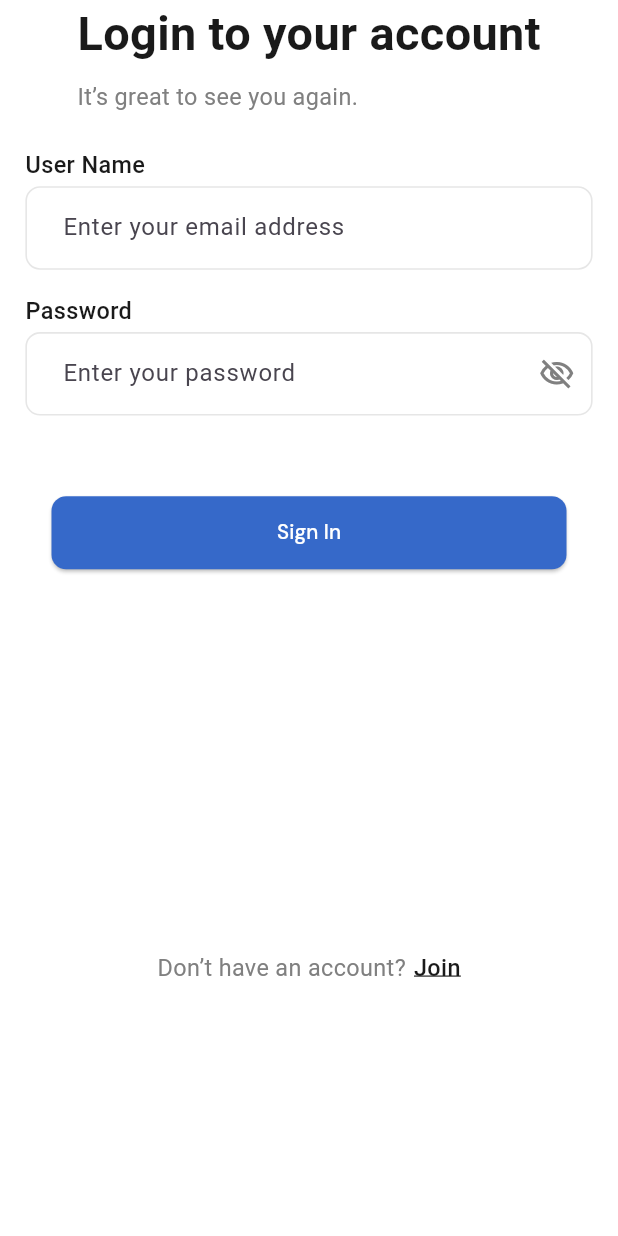
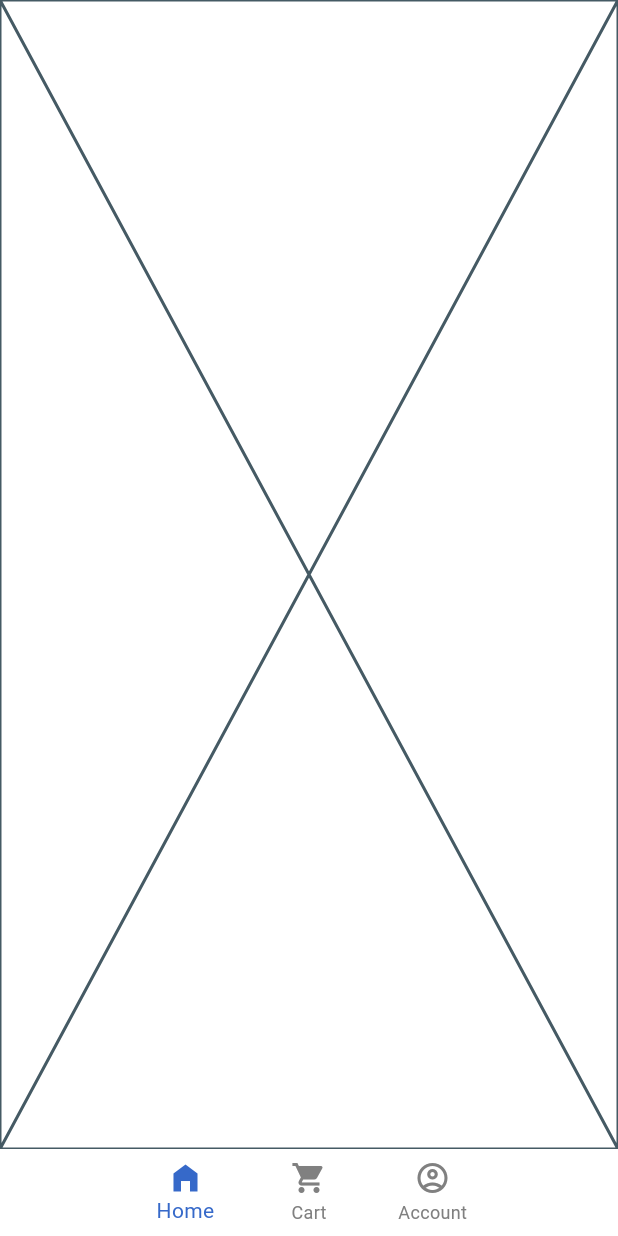
Before and after one commit to Salah248/e_commerce_pro, a Flutter app: the screen it shows after launch, after a tap on "Sign In", on a phone screen of 412 x 824 dp. Run offline on Flutter 3.47's test engine with Material 3 defaults, Android fonts, the phone set to English and light mode, and no system bars; our stand-ins replace flutter_screenutil, go_router, google_fonts.

Commit message:
Add main screen with bottom navigation and implement account, home, and cart pages

```diff
--- a/lib/ui/screens/auth/login_screen.dart
+++ b/lib/ui/screens/auth/login_screen.dart
@@ -55,13 +55,17 @@ class _LoginScreenState extends State<LoginScreen> {
                       obscure
                           ? Icons.visibility_off_outlined
                           : Icons.visibility_outlined,
-
                       color: ColorManager.secondaryColor,
                     ),
                   ),
                 ),
                 SizedBox(height: 55.h),
-                CustomButton(buttonTitle: 'Sign In', onPressed: () {}),
+                CustomButton(
+                  buttonTitle: 'Sign In',
+                  onPressed: () {
+                    context.pushReplacement(Routes.main);
+                  },
+                ),
                 SizedBox(height: 260.h),
                 CustomTextSpan(
                   text: 'Don’t have an account?',
--- a/lib/ui/screens/main/Pages/home_page.dart
+++ b/lib/ui/screens/main/Pages/home_page.dart
@@ -0,0 +1,15 @@
+import 'package:flutter/material.dart';
+
+class HomePage extends StatefulWidget {
+  const HomePage({super.key});
+
+  @override
+  State<HomePage> createState() => _HomePageState();
+}
+
+class _HomePageState extends State<HomePage> {
+  @override
+  Widget build(BuildContext context) {
+    return const Placeholder();
+  }
+}
--- a/lib/ui/screens/main/main_screen.dart
+++ b/lib/ui/screens/main/main_screen.dart
@@ -1,3 +1,8 @@
+import 'package:e_commerce_pro/resources/color_manager.dart';
+import 'package:e_commerce_pro/ui/screens/main/Pages/account_page.dart';
+import 'package:e_commerce_pro/ui/screens/main/Pages/home_page.dart';
+import 'package:e_commerce_pro/ui/screens/main/Pages/my_cart_page.dart';
+import 'package:flutter/material.dart';
 import 'package:flutter/widgets.dart';
 
 class MainScreen extends StatefulWidget {
@@ -8,8 +13,47 @@ class MainScreen extends StatefulWidget {
 }
 
 class _MainScreenState extends State<MainScreen> {
+  final List<Widget> _items = [
+    Container(),
+    const HomePage(),
+    const MyCartPage(),
+    const AccountPage(),
+    Container(),
+  ];
+  int _selectedIndex = 1;
   @override
   Widget build(BuildContext context) {
-    return const Placeholder();
+    return Scaffold(
+      bottomNavigationBar: BottomNavigationBar(
+        currentIndex: _selectedIndex,
+        onTap: (value) {
+          if (value == 0 || value == 4) return;
+          setState(() {
+            _selectedIndex = value;
+          });
+        },
+        selectedItemColor: ColorManager.primaryColor,
+        unselectedItemColor: ColorManager.secondaryColor,
+        type: BottomNavigationBarType.fixed,
+        showUnselectedLabels: true,
+        elevation: 0,
+        backgroundColor: Colors.white,
+
+        items: const [
+          BottomNavigationBarItem(icon: SizedBox.shrink(), label: ''),
+          BottomNavigationBarItem(icon: Icon(Icons.home_filled), label: 'Home'),
+          BottomNavigationBarItem(
+            icon: Icon(Icons.shopping_cart),
+            label: 'Cart',
+          ),
+          BottomNavigationBarItem(
+            icon: Icon(Icons.account_circle_outlined),
+            label: 'Account',
+          ),
+          BottomNavigationBarItem(icon: SizedBox.shrink(), label: ''),
+        ],
+      ),
+      body: _items[_selectedIndex],
+    );
   }
 }
```
Also changed, not shown: lib/ui/screens/main/Pages/account_page.dart (+15 -0 lines), lib/ui/screens/main/Pages/my_cart_page.dart (+15 -0 lines).
